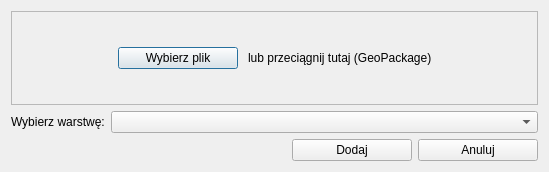
First picture: the form in gissupport_plugin/modules/usemaps_lite/ui/import_layer.ui, repository gis-support/gis-support-plugin, before the edit.
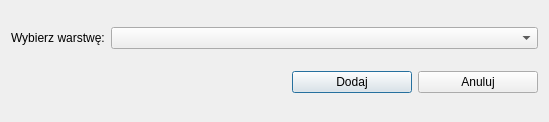
Second picture: the form after the edit.

Patch:
```diff
--- a/gissupport_plugin/modules/usemaps_lite/ui/import_layer.ui
+++ b/gissupport_plugin/modules/usemaps_lite/ui/import_layer.ui
@@ -7,99 +7,25 @@
     <x>0</x>
     <y>0</y>
     <width>549</width>
-    <height>172</height>
+    <height>122</height>
    </rect>
   </property>
   <property name="minimumSize">
    <size>
     <width>549</width>
-    <height>172</height>
+    <height>122</height>
    </size>
   </property>
   <property name="maximumSize">
    <size>
     <width>549</width>
-    <height>172</height>
+    <height>122</height>
    </size>
   </property>
   <property name="windowTitle">
    <string>Dodaj nową warstwę</string>
   </property>
   <layout class="QVBoxLayout" name="verticalLayout">
-   <item>
-    <widget class="QFrame" name="drop_file_frame">
-     <property name="frameShape">
-      <enum>QFrame::StyledPanel</enum>
-     </property>
-     <property name="frameShadow">
-      <enum>QFrame::Raised</enum>
-     </property>
-     <layout class="QVBoxLayout" name="verticalLayout_2">
-      <item>
-       <layout class="QHBoxLayout" name="horizontalLayout">
-        <property name="spacing">
-         <number>10</number>
-        </property>
-        <property name="leftMargin">
-         <number>0</number>
-        </property>
-        <item>
-         <spacer name="horizontalSpacer_2">
-          <property name="orientation">
-           <enum>Qt::Horizontal</enum>
-          </property>
-          <property name="sizeHint" stdset="0">
-           <size>
-            <width>40</width>
-            <height>20</height>
-           </size>
-          </property>
-         </spacer>
-        </item>
-        <item>
-         <widget class="QPushButton" name="select_file_button">
-          <property name="minimumSize">
-           <size>
-            <width>120</width>
-            <height>0</height>
-           </size>
-          </property>
-          <property name="maximumSize">
-           <size>
-            <width>120</width>
-            <height>16777215</height>
-           </size>
-          </property>
-          <property name="text">
-           <string>Wybierz plik</string>
-          </property>
-         </widget>
-        </item>
-        <item>
-         <widget class="QLabel" name="select_file_label">
-          <property name="text">
-           <string>lub przeciągnij tutaj (GeoPackage)</string>
-          </property>
-         </widget>
-        </item>
-        <item>
-         <spacer name="horizontalSpacer_3">
-          <property name="orientation">
-           <enum>Qt::Horizontal</enum>
-          </property>
-          <property name="sizeHint" stdset="0">
-           <size>
-            <width>40</width>
-            <height>20</height>
-           </size>
-          </property>
-         </spacer>
-        </item>
-       </layout>
-      </item>
-     </layout>
-    </widget>
-   </item>
    <item>
     <layout class="QHBoxLayout" name="horizontalLayout_2" stretch="0,1">
      <item>
```
